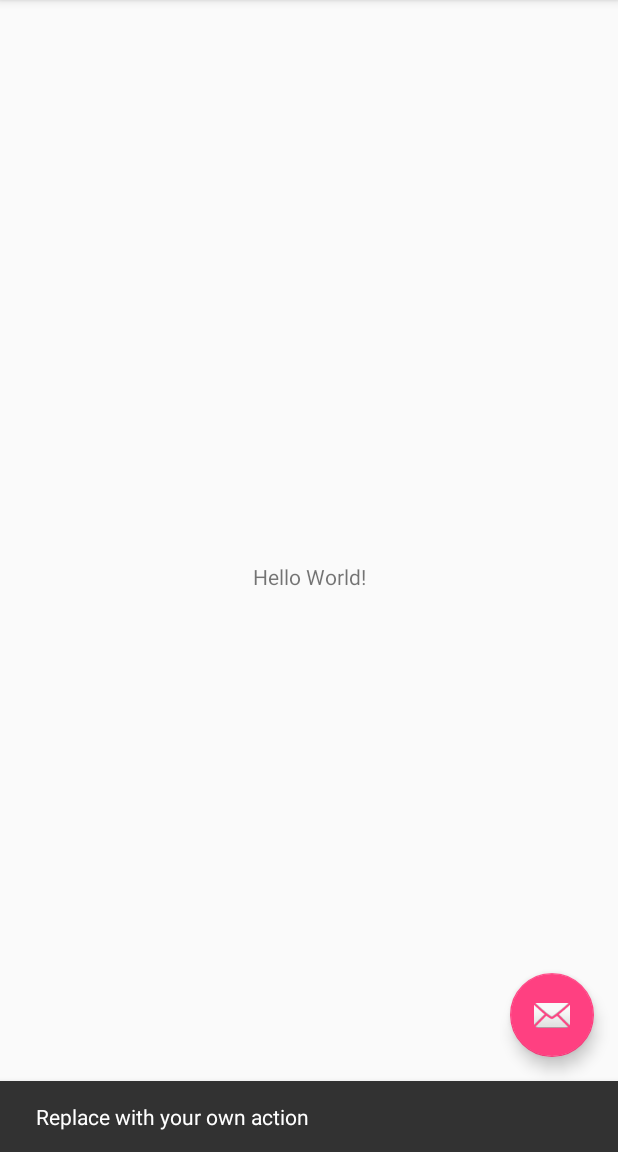
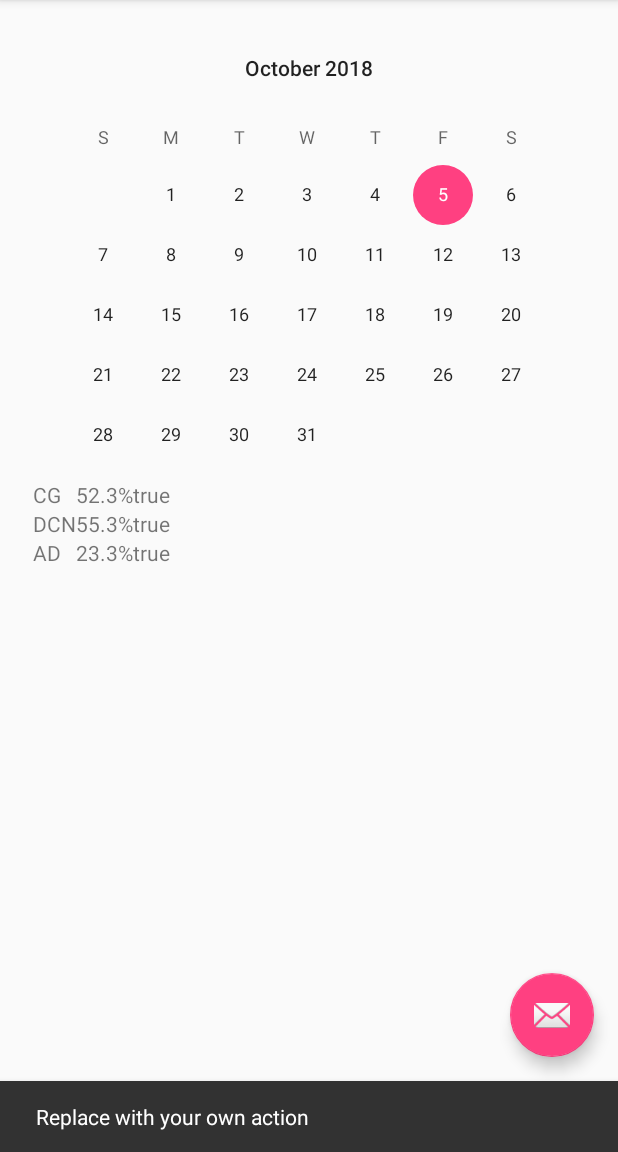
Before and after one commit to KJSCEhack/stassi, an Android app: the screen it shows after launch (MainActivity), after a tap on an icon or button, on a phone screen of 412 x 824 dp, the part 84-1236 px from its top. Run offline under Robolectric (Android 15) with nearby library versions, the phone set to English and light mode, and no system bars.

Commit message:
Initial commit

```diff
--- a/app/build.gradle
+++ b/app/build.gradle
@@ -1,11 +1,11 @@
 apply plugin: 'com.android.application'
 
 android {
-    compileSdkVersion 28
+    compileSdkVersion 27
     defaultConfig {
         applicationId "me.myrhy.stassi"
         minSdkVersion 15
-        targetSdkVersion 28
+        targetSdkVersion 27
         versionCode 1
         versionName "1.0"
         testInstrumentationRunner "android.support.test.runner.AndroidJUnitRunner"
@@ -19,11 +19,13 @@ android {
 }
 
 dependencies {
-    implementation fileTree(dir: 'libs', include: ['*.jar'])
-    implementation 'com.android.support:appcompat-v7:28.0.0'
-    implementation 'com.android.support:design:28.0.0'
+    implementation fileTree(include: ['*.jar'], dir: 'libs')
+    implementation 'com.android.support:appcompat-v7:27.1.0'
+    implementation 'com.android.support:design:27.1.0'
     implementation 'com.android.support.constraint:constraint-layout:1.1.3'
+    implementation 'com.google.android.gms:play-services-auth:12.0.1'
     testImplementation 'junit:junit:4.12'
     androidTestImplementation 'com.android.support.test:runner:1.0.2'
     androidTestImplementation 'com.android.support.test.espresso:espresso-core:3.0.2'
+    implementation 'com.android.support.constraint:constraint-layout:2.0.0-alpha2'
 }
--- a/app/src/main/java/me/myrhy/stassi/MainActivity.java
+++ b/app/src/main/java/me/myrhy/stassi/MainActivity.java
@@ -12,6 +12,28 @@ import android.support.v7.app.AppCompatActivity;
 import android.support.v7.widget.Toolbar;
 import android.view.Menu;
 import android.view.MenuItem;
+import android.widget.CalendarView;
+import android.widget.TableLayout;
+import android.widget.TableRow;
+import android.widget.TextView;
+
+import java.util.Arrays;
+import java.util.Date;
+import java.util.stream.IntStream;
+
+
+class AttendanceEntry {
+    public String name;
+    public double percentAttended;
+    public boolean attended;
+
+    public AttendanceEntry(String name, double percentAttended, boolean attended) {
+        this.name = name;
+        this.percentAttended = percentAttended;
+        this.attended = attended;
+    }
+}
+
 
 public class MainActivity extends AppCompatActivity
         implements NavigationView.OnNavigationItemSelectedListener {
@@ -40,6 +62,77 @@ public class MainActivity extends AppCompatActivity
 
         NavigationView navigationView = (NavigationView) findViewById(R.id.nav_view);
         navigationView.setNavigationItemSelectedListener(this);
+
+        CalendarView view = (CalendarView) findViewById(R.id.calendar_view);
+
+        Date today = new Date();
+        final int thisMonth = today.getMonth();
+        int thisYear = today.getYear();
+
+        Date firstDate = new Date();
+        firstDate.setDate(1);
+        firstDate.setMonth(thisMonth);
+        firstDate.setYear(thisYear);
+
+        Date lastDate = new Date();
+        lastDate.setMonth(thisMonth);
+        lastDate.setYear(thisYear);
+
+
+        int[] day31 = {1, 3, 5, 7, 8, 10, 12};
+        boolean is31 = false;
+
+        for(int i = 0; i < day31.length; i++) {
+            if (day31[i] == thisMonth + 1) {
+                is31 = true;
+                break;
+            }
+        }
+
+
+        if (is31) {
+            lastDate.setDate(31);
+        }
+        else {
+            if (thisMonth != 2) {
+                lastDate.setDate(30);
+            }
+            else {
+                lastDate.setDate(28);
+            }
+        }
+
+
+        view.setMaxDate(lastDate.getTime());
+        view.setMinDate(firstDate.getTime());
+
+        AttendanceEntry[] entries = new AttendanceEntry[] {
+            new AttendanceEntry("CG", 52.3, true),
+            new AttendanceEntry("DCN", 55.3, true),
+            new AttendanceEntry("AD", 23.3, true)
+        };
+
+        TableLayout tl = (TableLayout) findViewById(R.id.table_layout);
+
+        for (int i = 0; i < entries.length; i++) {
+            TableRow tr = new TableRow(this);
+
+            AttendanceEntry entry = entries[i];
+
+            TextView label = new TextView(this);
+            label.setText(entry.name);
+            tr.addView(label);
+
+            TextView price = new TextView(this);
+            price.setText(entry.percentAttended + "%");
+            tr.addView(price);
+
+            TextView offer = new TextView(this);
+            offer.setText(String.valueOf(entry.attended));
+            tr.addView(offer);
+
+            tl.addView(tr);
+        }
     }
 
     @Override
--- a/app/src/main/res/layout/content_main.xml
+++ b/app/src/main/res/layout/content_main.xml
@@ -8,13 +8,32 @@
     tools:context=".MainActivity"
     tools:showIn="@layout/app_bar_main">
 
-    <TextView
-        android:layout_width="wrap_content"
-        android:layout_height="wrap_content"
-        android:text="Hello World!"
-        app:layout_constraintBottom_toBottomOf="parent"
-        app:layout_constraintLeft_toLeftOf="parent"
-        app:layout_constraintRight_toRightOf="parent"
+
+    <CalendarView
+        android:id="@+id/calendar_view"
+        android:layout_width="360dp"
+        android:layout_height="308dp"
+        android:layout_marginEnd="12dp"
+        android:layout_marginLeft="12dp"
+        android:layout_marginRight="12dp"
+        android:layout_marginStart="12dp"
+        android:layout_marginTop="12dp"
+        app:layout_constraintEnd_toEndOf="parent"
+        app:layout_constraintStart_toStartOf="parent"
         app:layout_constraintTop_toTopOf="parent" />
 
+    <TableLayout
+        android:id="@+id/table_layout"
+        android:layout_width="368dp"
+        android:layout_height="175dp"
+        android:layout_marginEnd="12dp"
+        android:layout_marginLeft="12dp"
+        android:layout_marginRight="12dp"
+        android:layout_marginStart="12dp"
+        app:layout_constraintEnd_toEndOf="parent"
+        app:layout_constraintStart_toStartOf="parent"
+        app:layout_constraintTop_toBottomOf="@+id/calendar_view">
+
+    </TableLayout>
+
 </android.support.constraint.ConstraintLayout>
--- a/build.gradle
+++ b/build.gradle
@@ -7,8 +7,7 @@ buildscript {
         jcenter()
     }
     dependencies {
-        classpath 'com.android.tools.build:gradle:3.1.4'
-
+        classpath 'com.android.tools.build:gradle:3.2.0'
 
         // NOTE: Do not place your application dependencies here; they belong
         // in the individual module build.gradle files
```
Also changed, not shown: gradle/wrapper/gradle-wrapper.properties.
